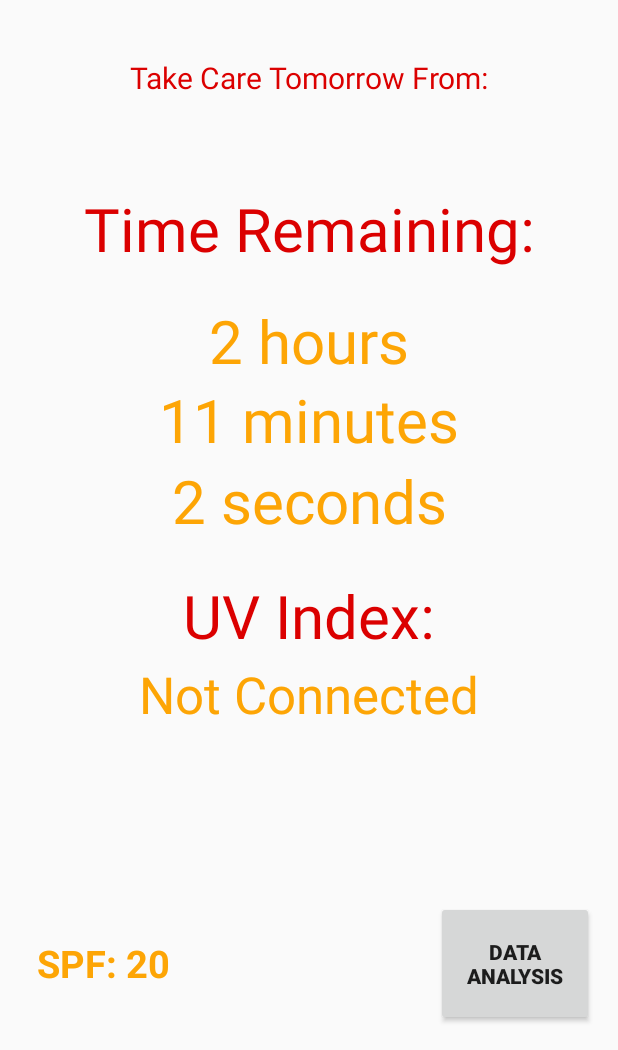
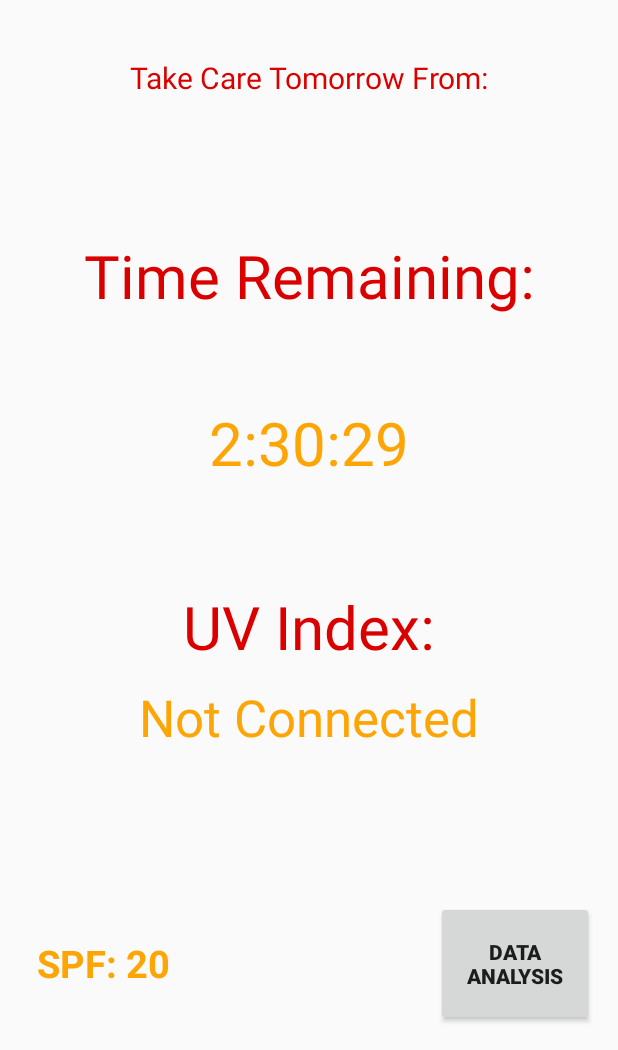
Before and after one commit to Tantan4321/UVtrack, an Android app: the fragment ReaderFragment shown on its own in the app's theme, on a phone screen of 412 x 824 dp, the part 186-1236 px from its top. Run offline under Robolectric (Android 15) with nearby library versions, the phone set to English and light mode, and no system bars; 1 statement that could not run was skipped.

Commit message:
eastan slaveman

```diff
--- a/UV-Tracker/app/src/main/res/layout/reader_fragment.xml
+++ b/UV-Tracker/app/src/main/res/layout/reader_fragment.xml
@@ -55,11 +55,12 @@
         android:layout_height="wrap_content"
         android:layout_alignBottom="@id/editText"
         android:layout_centerHorizontal="true"
+        android:layout_marginBottom="-7dp"
         android:ems="10"
         android:gravity="center"
         android:inputType="time"
+        android:textColor="#FDA505"
         android:textSize="25sp"
-        android:textColor="#FDA505"
         tools:text="10:00AM-4:00PM" />
 
     <TextView
@@ -68,12 +69,12 @@
         android:layout_height="wrap_content"
         android:layout_alignBottom="@id/editText3"
         android:layout_centerHorizontal="true"
-        android:layout_marginBottom="-72dp"
+        android:layout_marginBottom="-96dp"
         android:ems="10"
         android:gravity="center"
-        android:textColor="#DB0000"
         android:inputType="textPersonName"
         android:text="Time Remaining:"
+        android:textColor="#DB0000"
         android:textSize="40sp" />
 
     <TextView
@@ -91,30 +92,16 @@
         android:textSize="40sp" />
 
     <TextView
-        android:id="@+id/tv_minutes"
-        android:layout_width="301dp"
-        android:layout_height="72dp"
-        android:layout_below="@+id/editText3"
-        android:layout_alignBottom="@+id/editText4"
-        android:layout_centerHorizontal="true"
-        android:layout_marginTop="138dp"
-        android:layout_marginBottom="-135dp"
-        android:gravity="center"
-        android:text="11 minutes"
-        android:textColor="#FDA505"
-        android:textSize="40sp" />
-
-    <TextView
         android:id="@+id/tv_hours"
         android:layout_width="301dp"
         android:layout_height="72dp"
         android:layout_below="@+id/editText3"
         android:layout_alignBottom="@+id/editText4"
         android:layout_centerHorizontal="true"
-        android:layout_marginTop="84dp"
-        android:layout_marginBottom="-84dp"
+        android:layout_marginTop="137dp"
+        android:layout_marginBottom="-135dp"
         android:gravity="center"
-        android:text="2 hours"
+        android:text="2:30:29"
         android:textColor="#FDA505"
         android:textSize="40sp" />
 
@@ -132,20 +119,6 @@
         android:textColor="#FDA505"
         android:textSize="34sp" />
 
-    <TextView
-        android:id="@+id/tv_second"
-        android:layout_width="301dp"
-        android:layout_height="72dp"
-        android:layout_below="@+id/editText3"
-        android:layout_alignBottom="@+id/editText4"
-        android:layout_centerHorizontal="true"
-        android:layout_marginTop="192dp"
-        android:layout_marginBottom="-189dp"
-        android:gravity="center"
-        android:text="2 seconds"
-        android:textColor="#FDA505"
-        android:textSize="40sp" />
-
     <ImageView
         android:id="@+id/logo_image"
         android:layout_width="wrap_content"
```
